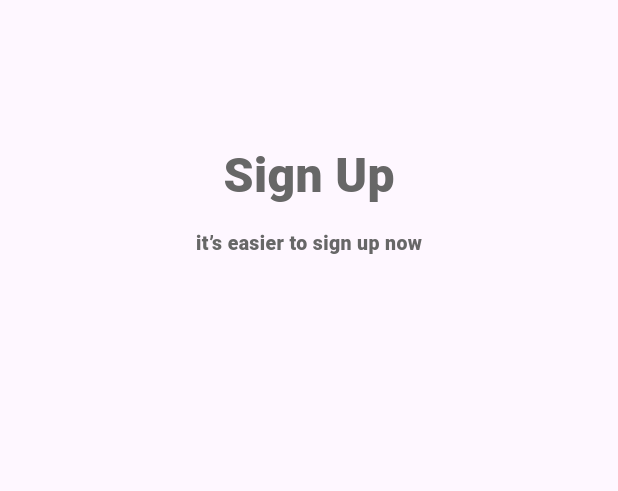
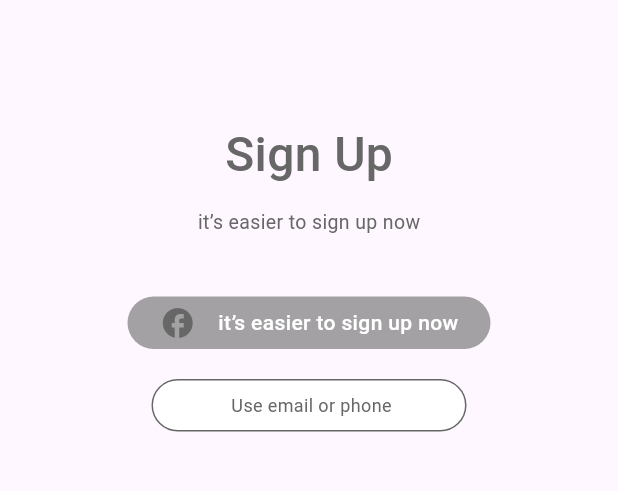
Before and after one commit to Marwanali2/ReNu_graduation_project, a Flutter app: the screen it shows after launch, on a phone screen of 412 x 824 dp, the part 542-1033 px from its top. Run offline on Flutter 3.47's test engine with Material 3 defaults, Android fonts, the phone set to English and light mode, and no system bars; our stand-ins replace go_router.

Commit message:
create custom buttons

```diff
--- /dev/null
+++ b/lib/core/theme/colors.dart
@@ -0,0 +1,5 @@
+import 'package:flutter/material.dart';
+
+const buttonColor=Color(0xff676767);
+const whiteColor=Color(0xffFFFFFF);
+const blackcolor=Color(0xff282828CC);
--- a/lib/core/theme/styles.dart
+++ b/lib/core/theme/styles.dart
@@ -25,13 +25,7 @@ fontFamily: signFont
  static const textStyle30=TextStyle(
 fontSize: 30,
 fontWeight: FontWeight.w700,
-color:Color(0xff676767),
-fontFamily: signFont
- );
- static const textStyle=TextStyle(
-fontSize: 30,
-fontWeight: FontWeight.w700,
-color:Color(0xff676767),
+color:Color(0xff282828),
 fontFamily: signFont
  );
  static const textStyle16=TextStyle(
--- /dev/null
+++ b/lib/features/auth/presentation/views/widgets/custom_button_Facebook.dart
@@ -0,0 +1,38 @@
+import 'package:flutter/material.dart';
+import 'package:graduation_project/core/theme/colors.dart';
+import 'package:graduation_project/core/theme/styles.dart';
+
+class CusttomButtonFaceBook extends StatelessWidget {
+  const CusttomButtonFaceBook({super.key});
+
+  @override
+  Widget build(BuildContext context) {
+    return GestureDetector(
+      onTap: () {},
+      child: Container(
+        height: 35,
+        width: 242,
+        decoration: BoxDecoration(
+          borderRadius: BorderRadius.circular(30),
+          color: buttonColor.withOpacity(0.6),
+        ),
+        child: Row(
+          mainAxisAlignment: MainAxisAlignment.center,
+          children: [
+            Icon(Icons.facebook_sharp,
+             color: buttonColor
+            ),
+            const SizedBox(
+              width: 15,
+            ),
+            Text(
+              'it’s easier to sign up now',
+              style: Styles.textStyle14
+                  .copyWith(fontWeight: FontWeight.w500, color: whiteColor),
+            ),
+          ],
+        ),
+      ),
+    );
+  }
+}
--- /dev/null
+++ b/lib/features/auth/presentation/views/widgets/custom_button_email.dart
@@ -0,0 +1,36 @@
+import 'package:flutter/material.dart';
+import 'package:graduation_project/core/theme/colors.dart';
+import 'package:graduation_project/core/theme/styles.dart';
+
+class CusttomButtonEmail extends StatelessWidget {
+  const CusttomButtonEmail({super.key});
+
+  @override
+  Widget build(BuildContext context) {
+    return GestureDetector(
+      onTap: (){},
+      child: Container(
+      height: 35,
+      width: 210,
+      decoration: BoxDecoration(
+        borderRadius: BorderRadius.circular(30),
+        color: whiteColor,
+        border: Border.all(
+          color: buttonColor,
+          width: 1
+        )
+
+      ),
+      child:
+          Center(
+            child: Text(
+              ' Use email or phone',
+              style: Styles.textStyle14.copyWith(fontSize: 12)
+            ),
+          ),
+
+      ),
+
+    );
+  }
+}
--- a/lib/features/auth/presentation/views/widgets/log_or_sign_view_body.dart
+++ b/lib/features/auth/presentation/views/widgets/log_or_sign_view_body.dart
@@ -1,4 +1,8 @@
 import 'package:flutter/material.dart';
+import 'package:graduation_project/core/theme/colors.dart';
+import 'package:graduation_project/core/theme/styles.dart';
+import 'package:graduation_project/features/auth/presentation/views/widgets/custom_button_Facebook.dart';
+import 'package:graduation_project/features/auth/presentation/views/widgets/custom_button_email.dart';
 
 class LogOrSignViewBody extends StatelessWidget {
   const LogOrSignViewBody({super.key});
@@ -8,27 +12,21 @@ class LogOrSignViewBody extends StatelessWidget {
     return Center(
       child: Padding(
         padding: const EdgeInsets.only(top: 119),
-        child: Column(children: [
+        child: Column(
+          children: [
           Image.asset('assests/images/logo.png'),
-          const SizedBox(height: 94,),
-          const Text(
-            'Sign Up',
-            style: TextStyle(
-              fontSize: 32,
-              fontWeight: FontWeight.w500,
-              color: Color(0xff676767)
-            ),
+          const SizedBox(
+            height: 80,
           ),
-          const SizedBox(height: 13,),
-          const Text(
-            'it’s easier to sign up now',
-            style: TextStyle(
-              fontSize: 13,
-              fontWeight: FontWeight.w400,
-              color: Color(0xff676767)
-            ),
-          )
-
+          const Text('Sign Up', style: Styles.textStyle32),
+          const SizedBox(
+            height: 13,
+          ),
+          const Text('it’s easier to sign up now', style: Styles.textStyle13),
+          const SizedBox(height: 40,),
+          const CusttomButtonFaceBook(),
+          const SizedBox(height: 20,),
+        const CusttomButtonEmail()
         ]),
       ),
     );
--- a/pubspec.yaml
+++ b/pubspec.yaml
@@ -67,11 +67,11 @@ flutter:
   # list giving the asset and other descriptors for the font. For
   # example:
   fonts:
-    - family: Roboto
+    - family: Roboto-Black
       fonts:
         - asset: assests/fonts/Roboto-Black.ttf
         # - asset: assests/fonts/Roboto-Light.ttf
-    - family: Inter
+    - family: Inter-VariableFont_slnt,wght
       fonts:
         - asset: assests/fonts/Inter-VariableFont_slnt,wght.ttf
 
```
